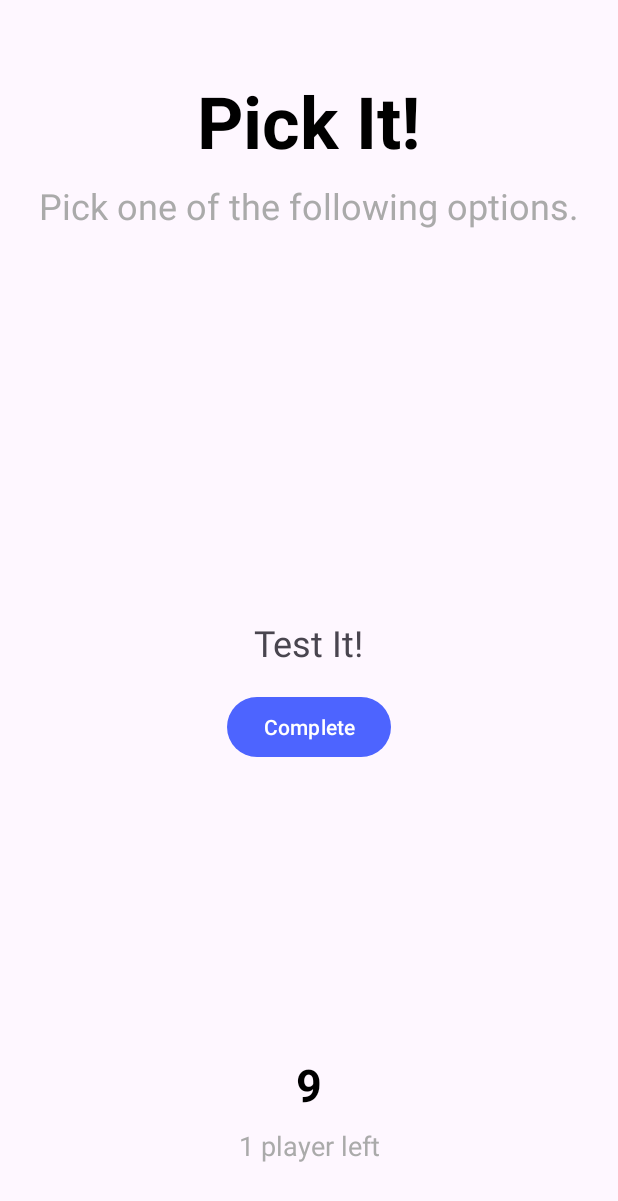
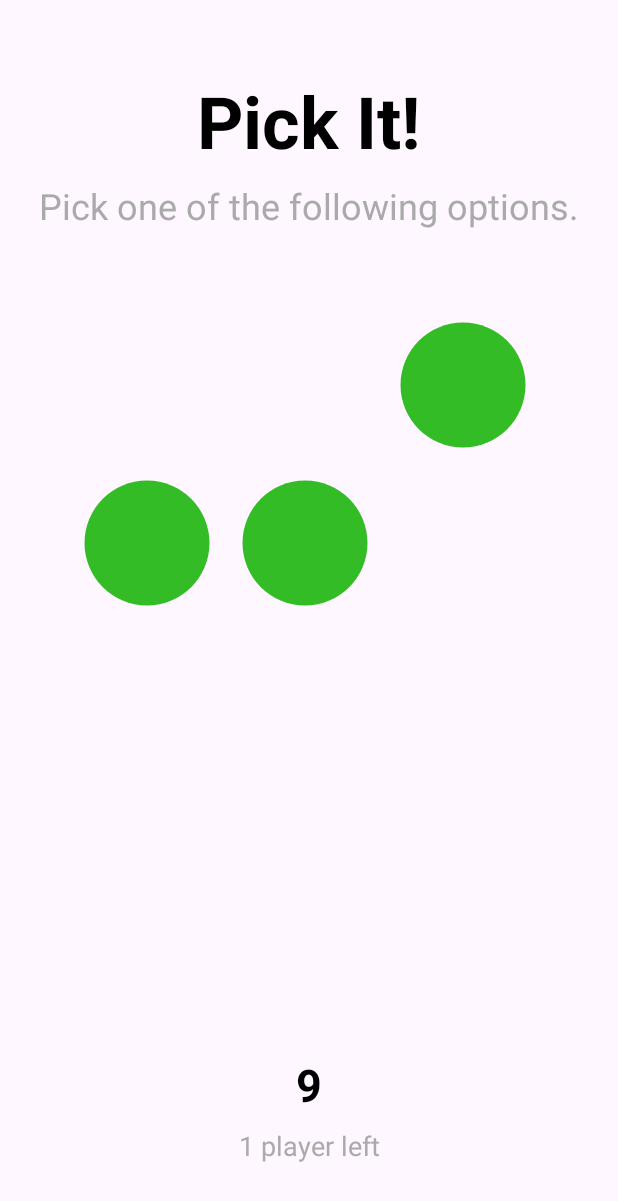
Before and after one commit to thatcherclough/Boppin-It, an Android app: the screen it shows after launch (GameplayActivity), after a tap on "PLAY", on a phone screen of 412 x 824 dp. Shown: the top 1201 px of the screen. Run offline under Robolectric (Android 15) with nearby library versions, the phone set to English and light mode, and no system bars.

Commit message:
Added pick it activity implementation and circle drawables

```diff
--- a/app/src/main/java/com/cs407/boppinit/activities/PickItActivity.kt
+++ b/app/src/main/java/com/cs407/boppinit/activities/PickItActivity.kt
@@ -1,11 +1,16 @@
 package com.cs407.boppinit.activities
 
+import android.graphics.Color
 import android.os.Bundle
 import android.view.LayoutInflater
 import android.view.View
 import android.view.ViewGroup
+import android.widget.GridLayout
+import android.widget.TextView
+import androidx.constraintlayout.widget.ConstraintLayout
 import androidx.fragment.app.Fragment
 import com.cs407.boppinit.Difficulty
+import com.cs407.boppinit.R
 import com.cs407.boppinit.activities.standard.BopItActivityView
 import com.cs407.boppinit.databinding.FragmentPickItBinding
 
@@ -37,16 +42,76 @@ class PickItActivityView(
     }
 
     override fun initializeView() {
-        binding.btnComplete.setOnClickListener {
-            onComplete()
+        setupCircles()
+    }
+
+    private fun setupCircles() {
+        // Clear the container layout
+        binding.circleContainer.removeAllViews()
+
+        // Determine the number of circles based on difficulty
+        val numCircles = when (difficulty) {
+            Difficulty.EASY -> 4
+            Difficulty.MEDIUM -> 8
+            Difficulty.HARD -> 12
+        }
+
+        // Configure the GridLayout
+        val gridLayout = GridLayout(requireContext()).apply {
+            rowCount = 7
+            columnCount = 5
+            layoutParams = ConstraintLayout.LayoutParams(
+                ConstraintLayout.LayoutParams.MATCH_PARENT,
+                ConstraintLayout.LayoutParams.WRAP_CONTENT
+            ).apply {
+                setMargins(16, 16, 16, 16)
+            }
+        }
+        binding.circleContainer.addView(gridLayout)
+
+        // Create a list of all possible positions in the grid
+        val gridSize = gridLayout.rowCount * gridLayout.columnCount
+        val positions = (0 until gridSize).shuffled().take(numCircles)
+
+        // Determine the correct circle
+        val correctIndex = positions.random()
+
+        // Add circles dynamically
+        for (i in 0 until numCircles) {
+            val circleView = TextView(requireContext()).apply {
+                layoutParams = GridLayout.LayoutParams().apply {
+                    width = 150
+                    height = 150
+                    marginStart = 8
+                    topMargin = 8
+                    columnSpec = GridLayout.spec(positions[i] % gridLayout.columnCount)
+                    rowSpec = GridLayout.spec(positions[i] / gridLayout.columnCount)
+                }
+                setBackgroundResource(R.drawable.circle_background) // Drawable for the circle shape
+                setOnClickListener {
+                    if (positions[i] == correctIndex) {
+                        onComplete()
+                    } else {
+                        setBackgroundResource(R.drawable.circle_background_wrong) // Feedback for incorrect selection
+                    }
+                }
+            }
+
+            gridLayout.addView(circleView)
         }
     }
 
+
+
+
+
     override fun startActivity() {
-        // Nothing needed - just waiting for button click
+        // Start activity by making circles visible
+        binding.circleContainer.visibility = View.VISIBLE
     }
 
     override fun stopActivity() {
-        // Nothing needed to clean up
+        // Clean up or hide views if needed
+        binding.circleContainer.visibility = View.GONE
     }
 }
--- /dev/null
+++ b/app/src/main/res/drawable/circle_background.xml
@@ -0,0 +1,5 @@
+<vector xmlns:android="http://schemas.android.com/apk/res/android" android:height="24dp" android:tint="#33BC25" android:viewportHeight="24" android:viewportWidth="24" android:width="24dp">
+
+    <path android:fillColor="@android:color/white" android:pathData="M12,2C6.47,2 2,6.47 2,12s4.47,10 10,10 10,-4.47 10,-10S17.53,2 12,2z"/>
+
+</vector>
--- /dev/null
+++ b/app/src/main/res/drawable/circle_background_wrong.xml
@@ -0,0 +1,5 @@
+<vector xmlns:android="http://schemas.android.com/apk/res/android" android:height="24dp" android:tint="#FAAA" android:viewportHeight="24" android:viewportWidth="24" android:width="24dp">
+
+    <path android:fillColor="@android:color/white" android:pathData="M12,2C6.47,2 2,6.47 2,12s4.47,10 10,10 10,-4.47 10,-10S17.53,2 12,2z"/>
+
+</vector>
--- a/app/src/main/res/layout/fragment_pick_it.xml
+++ b/app/src/main/res/layout/fragment_pick_it.xml
@@ -4,25 +4,13 @@
     android:layout_width="match_parent"
     android:layout_height="match_parent">
 
-    <TextView
-        android:id="@+id/testText"
-        android:layout_width="wrap_content"
-        android:layout_height="wrap_content"
-        android:text="Test It!"
-        android:textSize="24sp"
-        app:layout_constraintBottom_toBottomOf="parent"
-        app:layout_constraintEnd_toEndOf="parent"
-        app:layout_constraintStart_toStartOf="parent"
-        app:layout_constraintTop_toTopOf="parent" />
+    <androidx.constraintlayout.widget.ConstraintLayout
+        android:id="@+id/circleContainer"
+        android:layout_width="match_parent"
+        android:layout_height="match_parent"
+        android:padding="16dp">
 
-    <Button
-        android:id="@+id/btnComplete"
-        android:layout_width="wrap_content"
-        android:layout_height="wrap_content"
-        android:text="Complete"
-        android:layout_marginTop="16dp"
-        app:layout_constraintTop_toBottomOf="@id/testText"
-        app:layout_constraintStart_toStartOf="parent"
-        app:layout_constraintEnd_toEndOf="parent" />
+    </androidx.constraintlayout.widget.ConstraintLayout>
+
 
 </androidx.constraintlayout.widget.ConstraintLayout>
```
